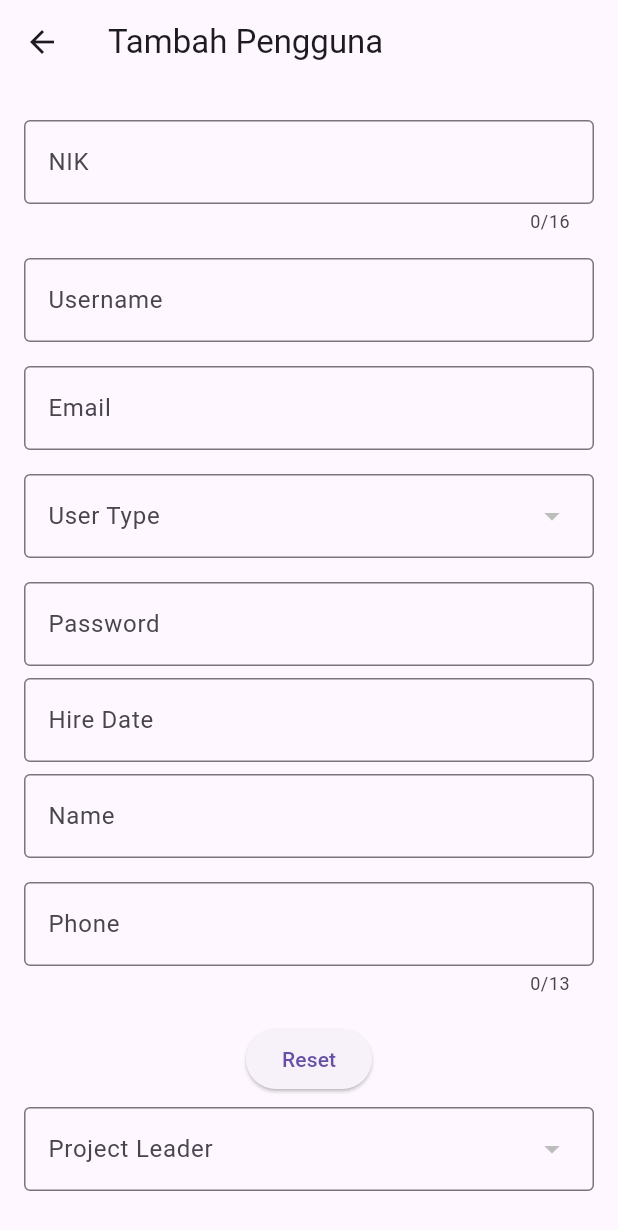
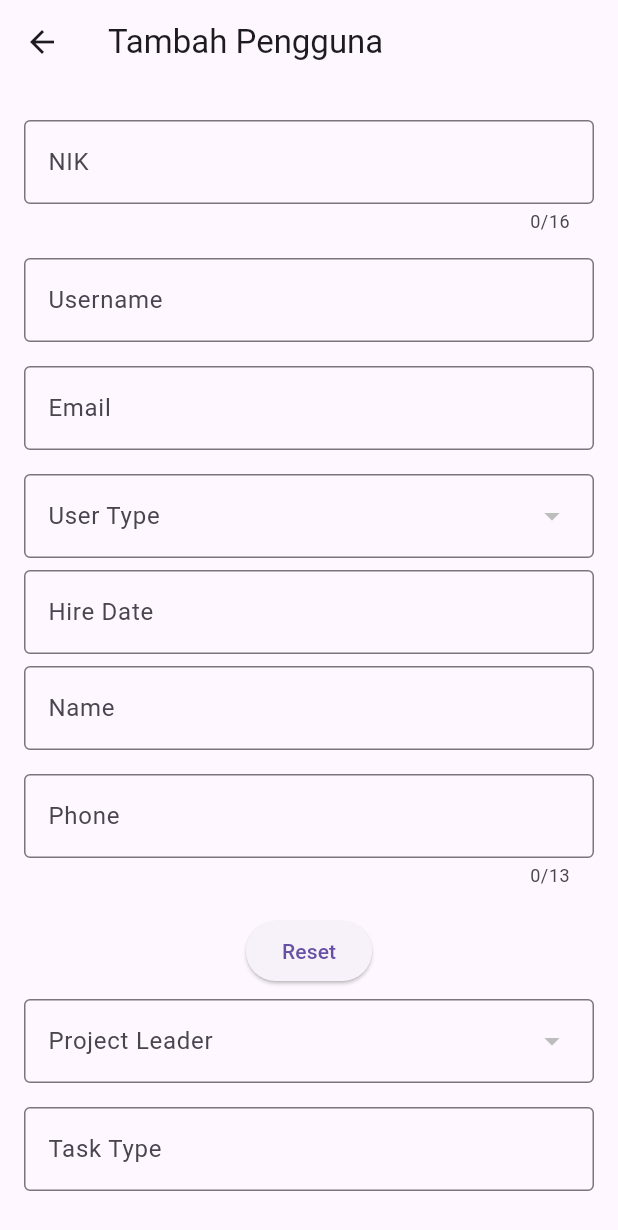
Before and after one commit to umardastan/HMA, a Flutter app: the AddEditUserScreen screen opened directly with empty values, on a phone screen of 412 x 824 dp. Shown: the top 1230 px of the screen. Run offline on Flutter 3.47's test engine with Material 3 defaults, Android fonts, the phone set to English and light mode, and no system bars; our stand-ins replace accordion, awesome_dialog, bounce, dropdown_button2, equatable, fl_chart and 10 more; accounts and stored records are empty; network calls fail.

Commit message:
management user done

```diff
--- a/lib/bloc/management_user/management_user_state.dart
+++ b/lib/bloc/management_user/management_user_state.dart
@@ -6,6 +6,7 @@ import 'package:login/model/user.dart';
 
 class ManagementUserState extends Equatable {
   final bool isLoading;
+  final bool isFetchData;
   final bool isSuccess;
   final String message;
   final String titleMessage;
@@ -28,6 +29,7 @@ class ManagementUserState extends Equatable {
 
   ManagementUserState({
     this.isLoading = false,
+    this.isFetchData = false,
     this.isSuccess = false,
     this.message = '',
     this.titleMessage = '',
@@ -71,6 +73,7 @@ class ManagementUserState extends Equatable {
 
   ManagementUserState copyWith({
     bool? isLoading,
+    bool? isFetchData,
     bool? isSuccess,
     String? message,
     String? titleMessage,
@@ -88,6 +91,7 @@ class ManagementUserState extends Equatable {
   }) {
     return ManagementUserState(
         isLoading: isLoading ?? this.isLoading,
+        isFetchData:  isFetchData ?? this.isFetchData,
         isSuccess: isSuccess ?? this.isSuccess,
         message: message ?? this.message,
         titleMessage: titleMessage ?? this.titleMessage,
@@ -96,7 +100,7 @@ class ManagementUserState extends Equatable {
         listPaket: listPaket ?? this.listPaket,
         listRole: listRole ?? this.listRole,
         selectedPakets: selectedPakets ?? this.selectedPakets,
-        selectedRole: selectedRole ?? this.selectedRole,
+        selectedRole: selectedRole,
         nikTextEditingController: nikTextEditingController,
         usernameTextEditingController: usernameTextEditingController,
         emailTextEditingController: emailTextEditingController,
@@ -106,13 +110,13 @@ class ManagementUserState extends Equatable {
         phoneTextEditingController: phoneTextEditingController,
         taskTypeTextEditingController: taskTypeTextEditingController,
         keteranganTextEditingController: keteranganTextEditingController,
-        selectedProjectLeader:
-            selectedProjectLeader ?? this.selectedProjectLeader);
+        selectedProjectLeader: selectedProjectLeader);
   }
 
   @override
   List<Object> get props => [
         isLoading,
+        isFetchData,
         isSuccess,
         message,
         titleMessage,
--- a/lib/router/router.dart
+++ b/lib/router/router.dart
@@ -33,18 +33,14 @@ GoRouter router(String initialLocation) {
                     builder: (context, state) => const ManagementUsersScreen(),
                     routes: [
                       GoRoute(
-                          path: "${Routes.ADDEDITUSERSCREEN}/:isEditing",
+                          path: "${Routes.ADDEDITUSERSCREEN}/:type",
                           builder: (context, state) {
                             String userString = jsonEncode(state.extra);
                             User user = User.fromJson(jsonDecode(userString));
                             print(user);
-                            final isEditing =
-                                state.pathParameters['isEditing'] == 'true';
-
-                            return AddEditUserScreen(
-                              isEditing: isEditing,
-                              user: user
-                            );
+                            final type = state.pathParameters['type'];
+                            print(type);
+                            return AddEditUserScreen(type: type!, user: user);
                           }),
                     ])
               ]),
--- a/lib/screens/dar/dashboard_paket.dart
+++ b/lib/screens/dar/dashboard_paket.dart
@@ -1,6 +1,5 @@
 import 'package:flutter/material.dart';
 import 'package:flutter_bloc/flutter_bloc.dart';
-import 'package:gap/gap.dart';
 import 'package:login/bloc/dar/dar_cubit.dart';
 import 'package:login/bloc/dar/dar_state.dart';
 import 'package:login/screens/components/progress_circle.dart';
--- a/lib/screens/management_users_screen.dart/add_edit_user_screen.dart
+++ b/lib/screens/management_users_screen.dart/add_edit_user_screen.dart
@@ -12,13 +12,13 @@ import 'package:login/model/user.dart';
 const userTypeList = ['Admin', 'User', 'Manager'];
 
 class AddEditUserScreen extends StatefulWidget {
-  final bool isEditing;
+  final String type;
   final User user;
   // final List<Pakets> listpaket;
 
   const AddEditUserScreen({
     super.key,
-    required this.isEditing,
+    required this.type,
     required this.user,
     // required this.listpaket,
   });
@@ -36,8 +36,10 @@ class _AddEditUserScreenState extends State<AddEditUserScreen> {
     // TODO: implement initState
     super.initState();
     print("ini data user => ${widget.user.id}");
-    if (widget.user.id != null) {
+    if (widget.type == "edit" || widget.type == "detail") {
       context.read<ManagementUserCubit>().parsingData(widget.user);
+    } else {
+      context.read<ManagementUserCubit>().resetForm();
     }
   }
 
@@ -68,7 +70,11 @@ class _AddEditUserScreenState extends State<AddEditUserScreen> {
       builder: (context, state) {
         return Scaffold(
           appBar: AppBar(
-            title: Text(widget.isEditing ? 'Edit Pengguna' : 'Tambah Pengguna'),
+            title: Text(widget.type == 'edit'
+                ? 'Edit Pengguna'
+                : widget.type == 'detail'
+                    ? 'Detail Pengguna'
+                    : 'Tambah Pengguna'),
           ),
           body: Padding(
             padding: const EdgeInsets.all(16.0),
@@ -83,19 +89,22 @@ class _AddEditUserScreenState extends State<AddEditUserScreen> {
                       maxLength: 16,
                       isNumber: true,
                       onChange: (String value) {},
-                  ),
+                      isReadOnly: widget.type == 'detail'),
                   buildTextField(
                     controller: state.usernameTextEditingController,
                     label: 'Username',
+                    isReadOnly: widget.type == 'detail',
                     onChange: (value) {},
                   ),
                   buildTextField(
                       controller: state.emailTextEditingController,
                       label: 'Email',
+                      isReadOnly: widget.type == 'detail',
                       onChange: (value) {},
                       isEmail: true),
-                  buildUserTypeDropdown(state.listRole),
-                  if (widget.isEditing == false)
+                  buildUserTypeDropdown(state.listRole,
+                      isReadonly: widget.type == 'detail'),
+                  if (widget.type == 'tambah')
                     buildTextField(
                         controller: state.passwordTextEditingController,
                         label: 'Password',
@@ -103,34 +112,41 @@ class _AddEditUserScreenState extends State<AddEditUserScreen> {
                         isPassword: true),
                   buildTextFieldDate(
                     label: 'Hire Date',
+                    isReadonly: widget.type == 'detail',
                     // onChange: (value) {},
                   ),
                   buildTextField(
                     controller: state.nameTextEditingController,
                     label: 'Name',
+                    isReadOnly: widget.type == 'detail',
                     onChange: (value) {},
                   ),
                   buildTextField(
                     controller: state.phoneTextEditingController,
                     label: 'Phone',
+                    isReadOnly: widget.type == 'detail',
                     isNumber: true,
                     maxLength: 13,
                     onChange: (value) {},
                   ),
-                  buildMultipleChoiceChips(),
-                  buildProjectLeaderDropdown(),
+                  buildMultipleChoiceChips(isReadOnly: widget.type == 'detail'),
+                  buildProjectLeaderDropdown(
+                      isReadOnly: widget.type == 'detail'),
                   buildTextField(
                     controller: state.taskTypeTextEditingController,
                     label: 'Task Type',
+                    isReadOnly: widget.type == 'detail',
                     onChange: (value) {},
                   ),
                   buildTextField(
                     controller: state.keteranganTextEditingController,
+                    isReadOnly: widget.type == 'detail',
                     label: 'Keterangan',
                     maxLines: 3,
-                    onChange: (value) {},
+                    onChange: widget.type == 'detail' ? null : (value) {},
                   ),
                   const SizedBox(height: 20),
+                  if (widget.type != 'detail')
                     ElevatedButton(
                       onPressed: () {
                         if (_formKey.currentState!.validate()) {
@@ -146,20 +162,24 @@ class _AddEditUserScreenState extends State<AddEditUserScreen> {
                             btnCancelOnPress: () {},
                             btnOkOnPress: () async {
                               // profileCubit.refreshData(context);
-                            widget.isEditing
-                                ? print('edit')
-                                // context
-                                //     .read<ManagementUserCubit>()
-                                //     .updateUser()
-                                : print('tambah');
-                            // context
-                            //     .read<ManagementUserCubit>()
-                            //     .saveUser();
+                              switch (widget.type) {
+                                case 'edit':
+                                  context
+                                      .read<ManagementUserCubit>()
+                                      .updateUser();
+                                  break;
+                                case 'tambah':
+                                  context
+                                      .read<ManagementUserCubit>()
+                                      .saveUser();
+                                  break;
+                                default:
+                              }
                             },
                           ).show();
                         }
                       },
-                    child: Text(widget.isEditing ? 'Update' : 'Simpan'),
+                      child: Text(widget.type == 'edit' ? 'Update' : 'Simpan'),
                     ),
                 ],
               ),
@@ -206,7 +226,7 @@ class _AddEditUserScreenState extends State<AddEditUserScreen> {
   // }
 
   // Widget untuk Dropdown UserType
-  Widget buildUserTypeDropdown(List<Role> listRole) {
+  Widget buildUserTypeDropdown(List<Role> listRole, {bool isReadonly = false}) {
     return Padding(
       padding: const EdgeInsets.symmetric(vertical: 8.0),
       child: BlocConsumer<ManagementUserCubit, ManagementUserState>(
@@ -226,7 +246,9 @@ class _AddEditUserScreenState extends State<AddEditUserScreen> {
                       child: Text(role.role!),
                     ))
                 .toList(),
-            onChanged: (Role? value) {
+            onChanged: isReadonly
+                ? null // Set onChanged ke null untuk membuatnya readonly
+                : (Role? value) {
                     context.read<ManagementUserCubit>().setSelectedRole(value!);
                   },
             value: state.selectedRole,
@@ -238,7 +260,7 @@ class _AddEditUserScreenState extends State<AddEditUserScreen> {
   }
 
   // Widget untuk Dropdown Project Leader
-  Widget buildProjectLeaderDropdown() {
+  Widget buildProjectLeaderDropdown({required bool isReadOnly}) {
     return Padding(
       padding: const EdgeInsets.symmetric(vertical: 8.0),
       child: BlocConsumer<ManagementUserCubit, ManagementUserState>(
@@ -260,7 +282,9 @@ class _AddEditUserScreenState extends State<AddEditUserScreen> {
                       ),
                     ))
                 .toList(),
-            onChanged: (value) {
+            onChanged: isReadOnly
+                ? null
+                : (value) {
                     context
                         .read<ManagementUserCubit>()
                         .setSelectedProjectLeader(value!);
@@ -312,7 +336,7 @@ class _AddEditUserScreenState extends State<AddEditUserScreen> {
 //   }
 // }
 
-  Widget buildMultipleChoiceChips() {
+  Widget buildMultipleChoiceChips({required bool isReadOnly}) {
     // int inputs = listPaket.length;
     // final List<Pakets> selectedItems = [];
     return BlocConsumer<ManagementUserCubit, ManagementUserState>(
@@ -339,12 +363,15 @@ class _AddEditUserScreenState extends State<AddEditUserScreen> {
                       backgroundColor:
                           Colors.white, // Warna chip ketika tidak dipilih
                       selectedColor: Colors.green,
-                      onSelected: (bool selected) {
+                      onSelected: isReadOnly
+                          ? null
+                          : (bool selected) {
                               print(selected);
                               setState(() {
                                 if (isSelected) {
                                   // Hapus dari array jika sudah dipilih
-                            state.selectedPakets.remove(item.id.toString());
+                                  state.selectedPakets
+                                      .remove(item.id.toString());
                                 } else {
                                   // Tambahkan ke array jika belum dipilih
                                   state.selectedPakets.add(item.id!.toString());
@@ -377,21 +404,24 @@ class _AddEditUserScreenState extends State<AddEditUserScreen> {
     );
   }
 
-  Widget buildTextField(
-      {required String label,
-      required Null Function(String value) onChange,
+  Widget buildTextField({
+    required String label,
+    required Null Function(String value)? onChange,
     required TextEditingController controller,
     bool isPassword = false,
     bool isNumber = false,
     bool isEmail = false,
     int maxLines = 1,
-      int? maxLength}) {
+    int? maxLength,
+    bool isReadOnly = false,
+  }) {
     return Padding(
       padding: const EdgeInsets.symmetric(vertical: 8.0),
       child: TextFormField(
         maxLength: maxLength,
         controller: controller,
         obscureText: isPassword,
+        readOnly: isReadOnly,
         keyboardType: isNumber
             ? TextInputType.number
             : isEmail
@@ -419,8 +449,8 @@ class _AddEditUserScreenState extends State<AddEditUserScreen> {
     );
   }
 
-  Widget buildTextFieldDate({
-    required String label,
+  Widget buildTextFieldDate({required String label, bool isReadonly = false
+
       // required Null Function(String value) onChange,
       }) {
     return BlocConsumer<ManagementUserCubit, ManagementUserState>(
@@ -440,7 +470,9 @@ class _AddEditUserScreenState extends State<AddEditUserScreen> {
               return null;
             },
             // onChanged: onChange,
-            onTap: () async {
+            onTap: isReadonly
+                ? null
+                : () async {
                     context.read<ManagementUserCubit>().selectDate(context);
                     // final DateTime? pickedDate = await showDatePicker(
                     //   context: context,
--- a/lib/utils/constants/constantVar.dart
+++ b/lib/utils/constants/constantVar.dart
@@ -23,6 +23,7 @@ class PathUrl {
   static const listRole = '/list-role';
   static const listPaket = '/list-paket';
   static const createUser = '/create-user';
+  static const deleteUser = '/delete-user/';
 }
 
 enum MessageType { success, error, warning, info }
```
Also changed, not shown: lib/bloc/management_user/management_user_cubit.dart (+83 -17 lines), lib/screens/management_users_screen.dart/management_users_screen.dart (+35 -8 lines), lib/services/service.dart (+10 -0 lines), lib/utils/widget.dart (+30 -0 lines). Lines whose indentation alone changed are shown as unchanged.
